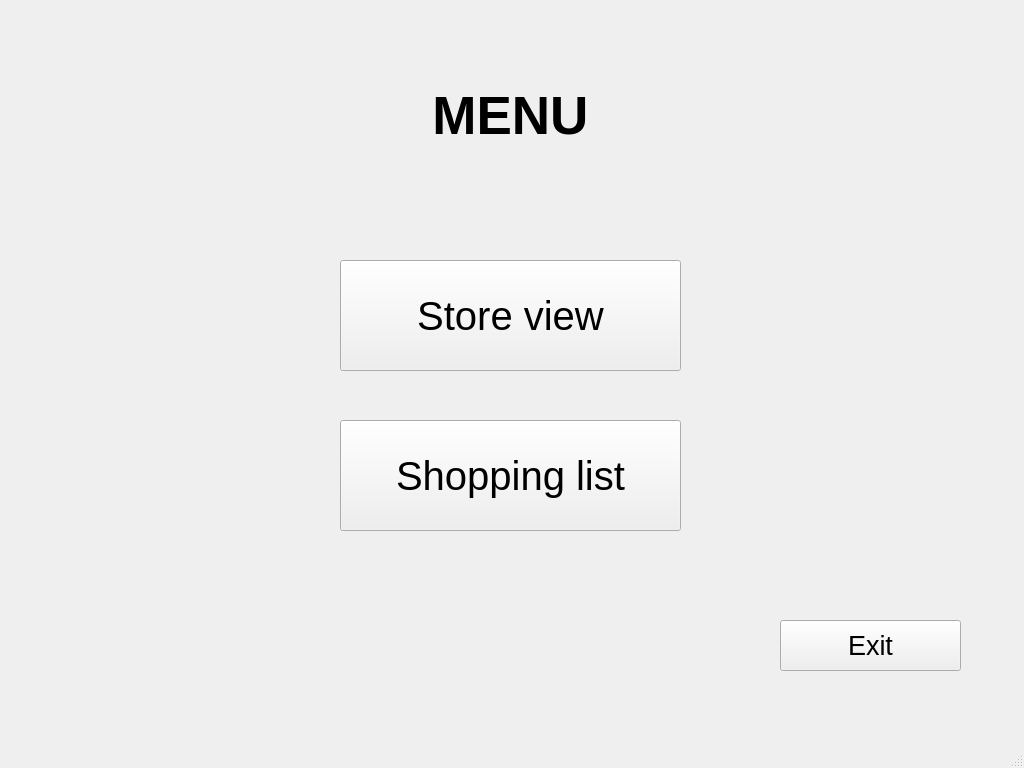
Before: the Qt Designer form supermarket/interfaces/menu.ui in mikolajWasik/supermarket, drawn with Qt 5.
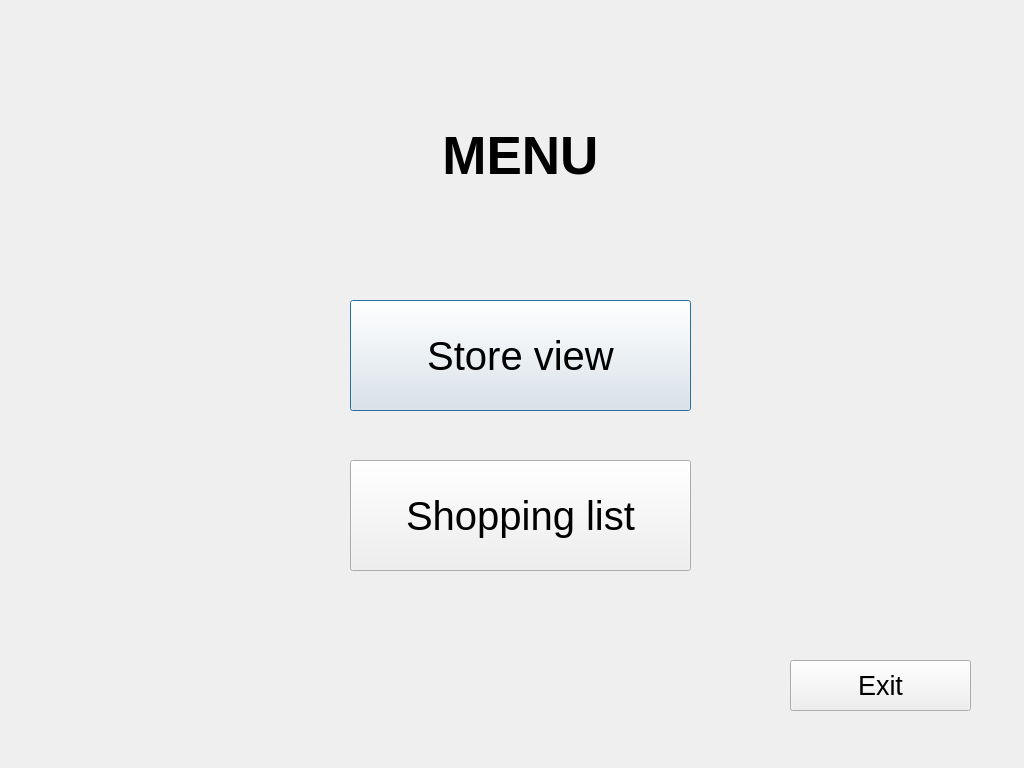
After: the same form once the commit is applied.

Diff of the .ui file:
```diff
--- a/supermarket/interfaces/menu.ui
+++ b/supermarket/interfaces/menu.ui
@@ -1,7 +1,7 @@
 <?xml version="1.0" encoding="UTF-8"?>
 <ui version="4.0">
- <class>menu</class>
- <widget class="QMainWindow" name="menu">
+ <class>Dialog</class>
+ <widget class="QDialog" name="Dialog">
   <property name="geometry">
    <rect>
     <x>0</x>
@@ -13,12 +13,47 @@
   <property name="windowTitle">
    <string>MainWindow</string>
   </property>
-  <widget class="QWidget" name="centralwidget">
+  <widget class="QPushButton" name="storeViewButton">
+   <property name="geometry">
+    <rect>
+     <x>350</x>
+     <y>300</y>
+     <width>341</width>
+     <height>111</height>
+    </rect>
+   </property>
+   <property name="font">
+    <font>
+     <pointsize>30</pointsize>
+    </font>
+   </property>
+   <property name="text">
+    <string>Store view</string>
+   </property>
+  </widget>
+  <widget class="QPushButton" name="shoppingListButton">
+   <property name="geometry">
+    <rect>
+     <x>350</x>
+     <y>460</y>
+     <width>341</width>
+     <height>111</height>
+    </rect>
+   </property>
+   <property name="font">
+    <font>
+     <pointsize>30</pointsize>
+    </font>
+   </property>
+   <property name="text">
+    <string>Shopping list</string>
+   </property>
+  </widget>
    <widget class="QLabel" name="label">
     <property name="geometry">
      <rect>
-      <x>370</x>
-      <y>70</y>
+     <x>380</x>
+     <y>110</y>
       <width>281</width>
       <height>91</height>
      </rect>
@@ -37,47 +72,11 @@
      <set>Qt::AlignCenter</set>
     </property>
    </widget>
-   <widget class="QPushButton" name="storeViewButton">
-    <property name="geometry">
-     <rect>
-      <x>340</x>
-      <y>260</y>
-      <width>341</width>
-      <height>111</height>
-     </rect>
-    </property>
-    <property name="font">
-     <font>
-      <pointsize>30</pointsize>
-     </font>
-    </property>
-    <property name="text">
-     <string>Store view</string>
-    </property>
-   </widget>
-   <widget class="QPushButton" name="shoppingListButton">
-    <property name="geometry">
-     <rect>
-      <x>340</x>
-      <y>420</y>
-      <width>341</width>
-      <height>111</height>
-     </rect>
-    </property>
-    <property name="font">
-     <font>
-      <pointsize>30</pointsize>
-     </font>
-    </property>
-    <property name="text">
-     <string>Shopping list</string>
-    </property>
-   </widget>
    <widget class="QPushButton" name="exitButton">
     <property name="geometry">
      <rect>
-      <x>780</x>
-      <y>620</y>
+     <x>790</x>
+     <y>660</y>
       <width>181</width>
       <height>51</height>
      </rect>
@@ -91,18 +90,6 @@
      <string>Exit</string>
     </property>
    </widget>
-  </widget>
-  <widget class="QMenuBar" name="menubar">
-   <property name="geometry">
-    <rect>
-     <x>0</x>
-     <y>0</y>
-     <width>1024</width>
-     <height>26</height>
-    </rect>
-   </property>
-  </widget>
-  <widget class="QStatusBar" name="statusbar"/>
  </widget>
  <resources/>
  <connections/>
```
Left out of the diff: 2 changed lines with no effect on the pictures. Lines whose indentation alone changed are shown as unchanged.
